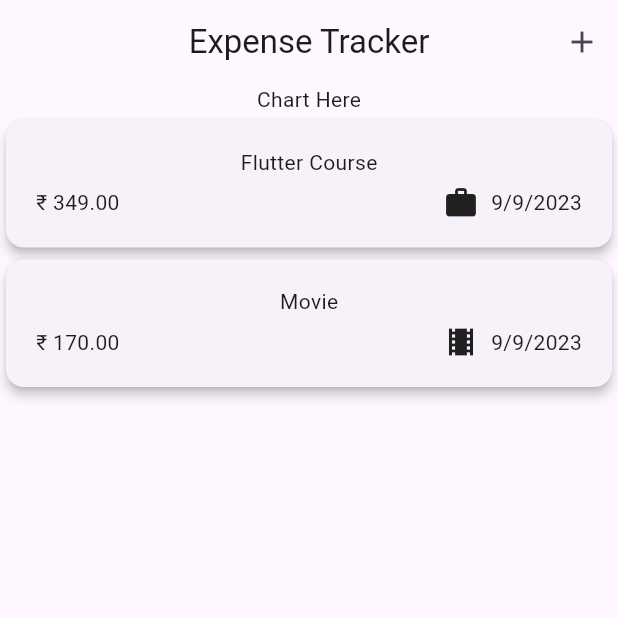
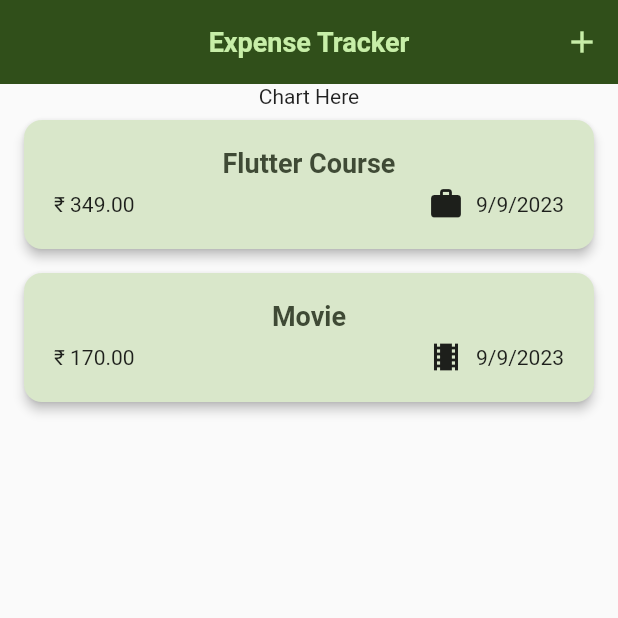
Before and after one commit to Sharathk1999/my_expence_tracker_app, a Flutter app: the screen it shows after launch, on a phone screen of 412 x 824 dp, the top half of it. Run offline on Flutter 3.47's test engine with Material 2 defaults, Android fonts, the phone set to English and light mode, and no system bars.

Commit message:
Added light and dark theme as per system theme

```diff
--- a/lib/main.dart
+++ b/lib/main.dart
@@ -1,6 +1,13 @@
 import 'package:flutter/material.dart';
 import 'package:my_expence_tracker/widgets/expenses.dart';
 
+var kColorScheme =
+    ColorScheme.fromSeed(seedColor: const Color.fromRGBO(206, 222, 189, 1.000));
+
+var kDarkColorScheme = ColorScheme.fromSeed(
+  brightness: Brightness.dark,
+  seedColor: Color.fromRGBO(99, 89, 133, 1.000),
+);
 void main() => runApp(const MyApp());
 
 class MyApp extends StatelessWidget {
@@ -8,13 +15,46 @@
 
   @override
   Widget build(BuildContext context) {
-    return  MaterialApp(
-      home:const  Expenses(),
+    return MaterialApp(
+      home: const Expenses(),
       debugShowCheckedModeBanner: false,
-      theme: ThemeData(
+      darkTheme: ThemeData.dark().copyWith(
         useMaterial3: true,
-        primaryColor: Colors.blue,
+        colorScheme: kDarkColorScheme,
+        cardTheme: const CardTheme().copyWith(
+            color: kDarkColorScheme.secondaryContainer,
+            margin: const EdgeInsets.symmetric(horizontal: 16, vertical: 8)),
+            elevatedButtonTheme: ElevatedButtonThemeData(
+          style: ElevatedButton.styleFrom(
+            backgroundColor: kDarkColorScheme.primaryContainer,
+            foregroundColor: kDarkColorScheme.onPrimaryContainer
+          ),
+        ),
       ),
+      theme: ThemeData().copyWith(
+        useMaterial3: true,
+        colorScheme: kColorScheme,
+        appBarTheme: const AppBarTheme().copyWith(
+          backgroundColor: kColorScheme.onPrimaryContainer,
+          foregroundColor: kColorScheme.primaryContainer,
+        ),
+        cardTheme: const CardTheme().copyWith(
+            color: kColorScheme.secondaryContainer,
+            margin: const EdgeInsets.symmetric(horizontal: 16, vertical: 8)),
+        elevatedButtonTheme: ElevatedButtonThemeData(
+          style: ElevatedButton.styleFrom(
+            backgroundColor: kColorScheme.primaryContainer,
+          ),
+        ),
+        textTheme: ThemeData().textTheme.copyWith(
+              titleLarge: TextStyle(
+                fontWeight: FontWeight.bold,
+                color: kColorScheme.onSecondaryContainer,
+                fontSize: 18,
+              ),
+            ),
+      ),
+      themeMode: ThemeMode.system,
     );
   }
 }
--- a/lib/widgets/expenses_list/expense_item.dart
+++ b/lib/widgets/expenses_list/expense_item.dart
@@ -14,7 +14,7 @@
         padding: const EdgeInsets.symmetric(horizontal: 20, vertical: 18),
         child: Column(
           children: [
-            Text(expense.title),
+            Text(expense.title,style: Theme.of(context).textTheme.titleLarge,),
             const SizedBox(
               height: 5,
             ),
--- a/lib/widgets/expenses_list/expenses_list.dart
+++ b/lib/widgets/expenses_list/expenses_list.dart
@@ -17,9 +17,15 @@
     return ListView.builder(
       itemCount: expenses.length,
       itemBuilder: (ctx, index) => Dismissible(
+        background: Container(
+          color: Theme.of(context).colorScheme.error.withOpacity(0.3),
+          margin: EdgeInsets.symmetric(
+            horizontal: Theme.of(context).cardTheme.margin!.horizontal
+          ),
+        ),
         key: ValueKey(expenses[index]),
         onDismissed: (direction) {
-          onRemovedExpense(expenses[index]);
+          onRemovedExpense(expenses[index],);
         },
         child: ExpenseItem(
           expense: expenses[index],
```
